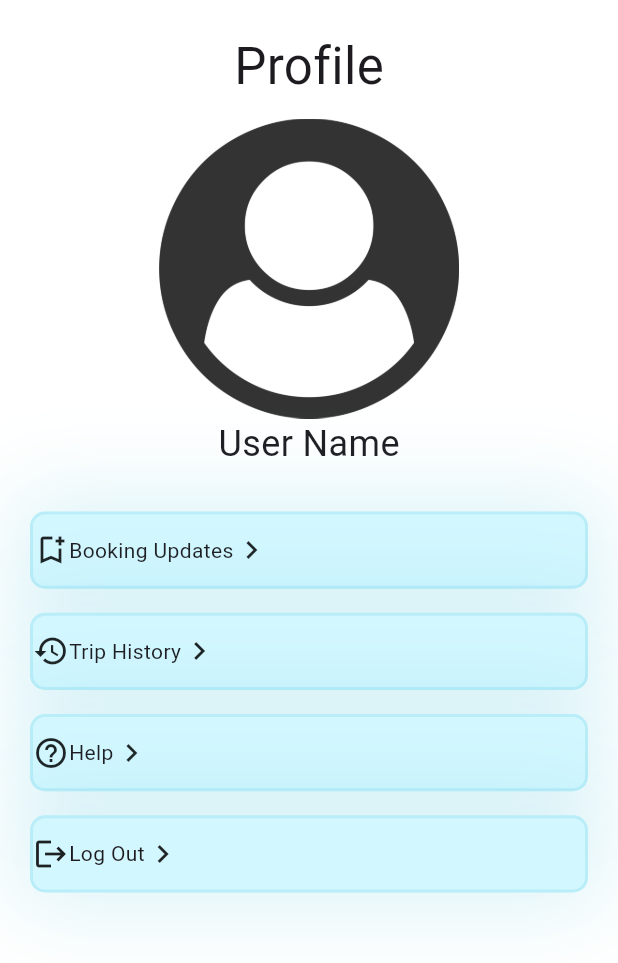
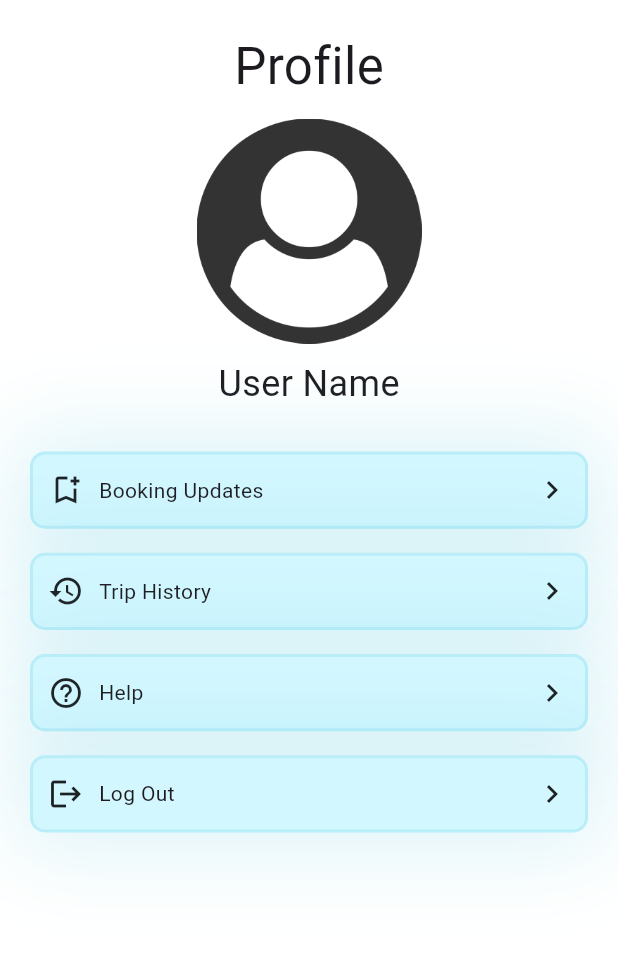
Before and after one commit to AnujLo1c/hum_chale, a Flutter app: the ProfileHome widget shown alone on an empty page, opened directly, on a phone screen of 412 x 824 dp. Shown: the top 963 px of the screen. Run offline on Flutter 3.47's test engine with Material 3 defaults, Android fonts, the phone set to English and light mode, and no system bars; our stand-ins replace gap, gradient_borders, lottie, rive.

Commit message:
profile design complrete

```diff
--- a/lib/screens/profile/profile_home.dart
+++ b/lib/screens/profile/profile_home.dart
@@ -22,9 +22,10 @@ Size? size;
         Text("Profile",style: TextStyle(fontSize: 34),),
 Gap(10),
         SizedBox(
-height: 200,
+height: 150,
 width: size?.width
 ,child: Image.asset("assets/images/default-img.png")),
+        Gap(10),
         Text("User Name",style: TextStyle(fontSize: 24),),
         Gap(20),
         ProfileTile("Booking Updates", (){}, Icons.bookmark_add_outlined),
@@ -55,9 +56,13 @@ Widget ProfileTile(String text,dynamic onTap,IconData icon){
 
       ),
       child: Row(
-        children: [Icon(icon),
+        children: [Gap(10),
+          Icon(icon),
+          Gap(10),
           Text(text),
-          Icon(Icons.chevron_right)
+          Spacer(),
+          Icon(Icons.chevron_right),
+          Gap(10)
         ],
       ),
     ),
```
